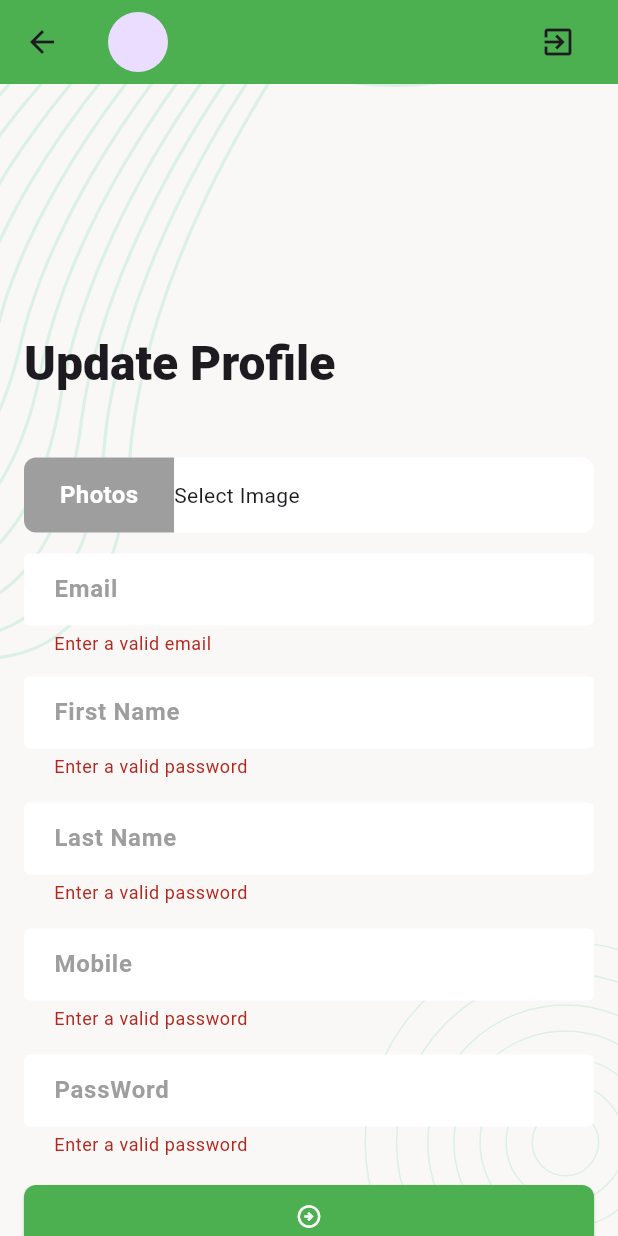
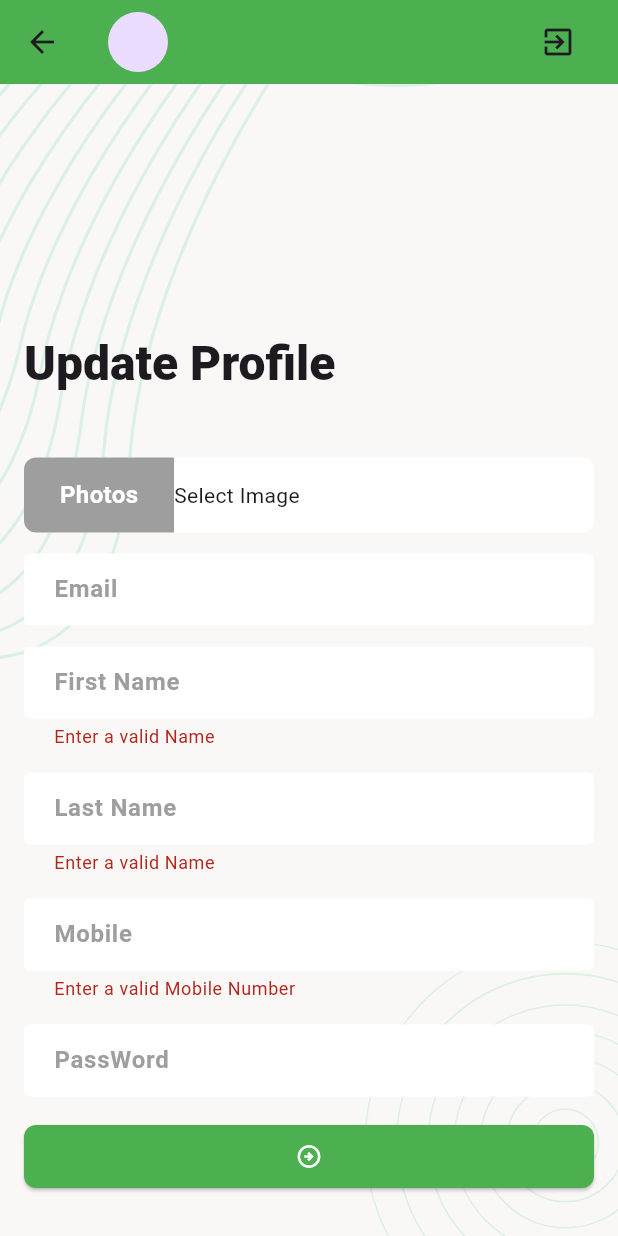
Before and after one commit to Sumon-Pal/task_manager, a Flutter app: the UpdateProfileScreen screen opened by its route, after a tap on the "arrow circle right" icon, on a phone screen of 412 x 824 dp. Run offline on Flutter 3.47's test engine with Material 3 defaults, Android fonts, the phone set to English and light mode, and no system bars; our stand-ins replace email_validator, flutter_svg, image_picker, pin_code_fields, shared_preferences; accounts and stored records are empty.

Commit message:
Integrate Update Profile API

```diff
--- a/lib/data/services/urls.dart
+++ b/lib/data/services/urls.dart
@@ -11,6 +11,7 @@ class Url {
   static const String getCancelledTaskUrl =
       '$_baseUrl/listTaskByStatus/Cancelled';
   static const String getTaskStatusCountUrl = '$_baseUrl/taskStatusCount';
+  static const String getUpdateProfileUrl = '$_baseUrl/ProfileUpdate';
 
   static String getUpdateTaskStatusUrl(String taskId, String status)=>
       '$_baseUrl/updateTaskStatus/$taskId/$status';
--- a/lib/ui/screens/update_profile_screen.dart
+++ b/lib/ui/screens/update_profile_screen.dart
@@ -1,7 +1,12 @@
-import 'package:email_validator/email_validator.dart';
+import 'dart:convert';
 import 'package:flutter/material.dart';
 import 'package:image_picker/image_picker.dart';
+import 'package:task_manager/data/services/network_caller.dart';
+import 'package:task_manager/data/services/urls.dart';
+import 'package:task_manager/ui/screens/controllers/auth_controller.dart';
 import 'package:task_manager/ui/utils/screen_background.dart';
+import 'package:task_manager/ui/widgets/center_circular_progress_indicator.dart';
+import 'package:task_manager/ui/widgets/snack_bar_message.dart';
 import 'package:task_manager/ui/widgets/tm_app_bar.dart';
 
 class UpdateProfileScreen extends StatefulWidget {
@@ -14,14 +19,24 @@ class UpdateProfileScreen extends StatefulWidget {
 }
 
 class _UpdateProfileScreenState extends State<UpdateProfileScreen> {
-  final TextEditingController _emailTEcontroller = TextEditingController();
-  final TextEditingController _firstNameTEcontroller = TextEditingController();
-  final TextEditingController _lastNameTEcontroller = TextEditingController();
-  final TextEditingController _mobileTEcontroller = TextEditingController();
-  final TextEditingController _passwordTEcontroller = TextEditingController();
+  final TextEditingController _emailTEController = TextEditingController();
+  final TextEditingController _firstNameTEController = TextEditingController();
+  final TextEditingController _lastNameTEController = TextEditingController();
+  final TextEditingController _mobileTEController = TextEditingController();
+  final TextEditingController _passwordTEController = TextEditingController();
   final GlobalKey<FormState> _formKey = GlobalKey<FormState>();
   final ImagePicker _imagePicker = ImagePicker();
   XFile? _selectedImage;
+  bool _getUpdateProfileInProgress = false;
+
+  @override
+  void initState() {
+    super.initState();
+    _emailTEController.text = AuthController.userModel?.email??'';
+    _firstNameTEController.text = AuthController.userModel?.firstName??'';
+    _lastNameTEController.text = AuthController.userModel?.lastName??'';
+    _mobileTEController.text = AuthController.userModel?.mobile??'';
+  }
 
   @override
   Widget build(BuildContext context) {
@@ -47,71 +62,70 @@ class _UpdateProfileScreenState extends State<UpdateProfileScreen> {
                   _buildPhotoPicker(),
                   const SizedBox(height: 14),
                   TextFormField(
-                    controller: _emailTEcontroller,
+                    enabled: false,
+                    controller: _emailTEController,
                     textInputAction: TextInputAction.next,
                     decoration: InputDecoration(hintText: 'Email'),
-                    validator: (String? value) {
-                      String email = value ?? '';
-                      if (EmailValidator.validate(email) == false) {
-                        return 'Enter a valid email';
-                      }
-                      return null;
-                    },
                   ),
                   const SizedBox(height: 14),
                   TextFormField(
-                    controller: _firstNameTEcontroller,
+                    controller: _firstNameTEController,
                     textInputAction: TextInputAction.next,
                     decoration: InputDecoration(hintText: 'First Name'),
                     validator: (String? value) {
-                      if ((value?.length ?? 0) <= 6) {
-                        return 'Enter a valid password';
+                      if ((value?.length ?? 0) <= 2) {
+                        return 'Enter a valid Name';
                       }
                       return null;
                     },
                   ),
                   const SizedBox(height: 16),
                   TextFormField(
-                    controller: _lastNameTEcontroller,
+                    controller: _lastNameTEController,
                     textInputAction: TextInputAction.next,
                     decoration: InputDecoration(hintText: 'Last Name'),
                     validator: (String? value) {
-                      if ((value?.length ?? 0) <= 6) {
-                        return 'Enter a valid password';
+                      if ((value?.length ?? 0) <= 2) {
+                        return 'Enter a valid Name';
                       }
                       return null;
                     },
                   ),
                   const SizedBox(height: 16),
                   TextFormField(
-                    controller: _mobileTEcontroller,
+                    controller: _mobileTEController,
                     keyboardType: TextInputType.number,
                     textInputAction: TextInputAction.next,
                     decoration: InputDecoration(hintText: 'Mobile'),
                     validator: (String? value) {
-                      if ((value?.length ?? 0) <= 6) {
-                        return 'Enter a valid password';
+                      if ((value?.length ?? 0) <= 10) {
+                        return 'Enter a valid Mobile Number';
                       }
                       return null;
                     },
                   ),
                   const SizedBox(height: 16),
                   TextFormField(
-                    controller: _passwordTEcontroller,
+                    controller: _passwordTEController,
                     obscureText: true,
                     textInputAction: TextInputAction.done,
                     decoration: InputDecoration(hintText: 'PassWord'),
                     validator: (String? value) {
-                      if ((value?.length ?? 0) <= 6) {
-                        return 'Enter a valid password';
+                      int length = value?.length ?? 0;
+                      if (length>0 && length <= 7) {
+                        return 'Enter a password more than 7 letters';
                       }
                       return null;
                     },
                   ),
                   const SizedBox(height: 16),
-                  ElevatedButton(
-                    onPressed: _onTapSignUpButton,
-                    child: Icon(Icons.arrow_circle_right_outlined),
+                  Visibility(
+                    visible: _getUpdateProfileInProgress == false,
+                    replacement: CenterCircularProgressIndicator(),
+                    child: ElevatedButton(
+                      onPressed: _onTapSignUpButton,
+                      child: Icon(Icons.arrow_circle_right_outlined),
+                    ),
                   ),
                 ],
               ),
@@ -176,20 +190,58 @@ class _UpdateProfileScreenState extends State<UpdateProfileScreen> {
     }
   }
 
+  Future<void> _updateProfile() async {
+    _getUpdateProfileInProgress = true;
+    if(mounted){
+      setState(() {});
+    }
+    Map<String, String> requestBody={
+      "email":_emailTEController.text.trim(),
+      "firstName":_firstNameTEController.text.trim(),
+      "lastName":_lastNameTEController.text.trim(),
+      "mobile":_mobileTEController.text.trim(),
+    };
+    if(_passwordTEController.text.isNotEmpty){
+      requestBody['password']= _passwordTEController.text;
+    }
+    if(_selectedImage != null){
+      List<int> imageBytes =await _selectedImage!.readAsBytes();
+      requestBody['photo']=base64Encode(imageBytes);
+    }
+
+    NetworkResponse response = await NetworkCaller.postRequest(url: Url.getUpdateProfileUrl,body: requestBody);
+    _getUpdateProfileInProgress = false;
+    if(mounted){
+      setState(() {});
+    }
+    if(response.isSuccess){
+      _passwordTEController.clear();
+      if(mounted){
+        showSnackBarMessage(context, 'Profile Update Success');
+      }
+    }else{
+      if(mounted){
+        showSnackBarMessage(context, response.errorMessage!);
+      }
+    }
+
+  }
+
+
   void _onTapSignUpButton() {
     if (_formKey.currentState!.validate()) {
-      //TODO: Sign in with API
+      _updateProfile();
     }
   }
 
   @override
   void dispose() {
     // TODO: implement dispose
-    _emailTEcontroller.dispose();
-    _firstNameTEcontroller.dispose();
-    _lastNameTEcontroller.dispose();
-    _mobileTEcontroller.dispose();
-    _passwordTEcontroller.dispose();
+    _emailTEController.dispose();
+    _firstNameTEController.dispose();
+    _lastNameTEController.dispose();
+    _mobileTEController.dispose();
+    _passwordTEController.dispose();
     super.dispose();
   }
 }
--- a/lib/ui/widgets/task_card.dart
+++ b/lib/ui/widgets/task_card.dart
@@ -1,5 +1,4 @@
 import 'package:flutter/material.dart';
-import 'package:task_manager/app.dart';
 import 'package:task_manager/data/services/models/task_model.dart';
 import 'package:task_manager/data/services/network_caller.dart';
 import 'package:task_manager/data/services/urls.dart';
```
